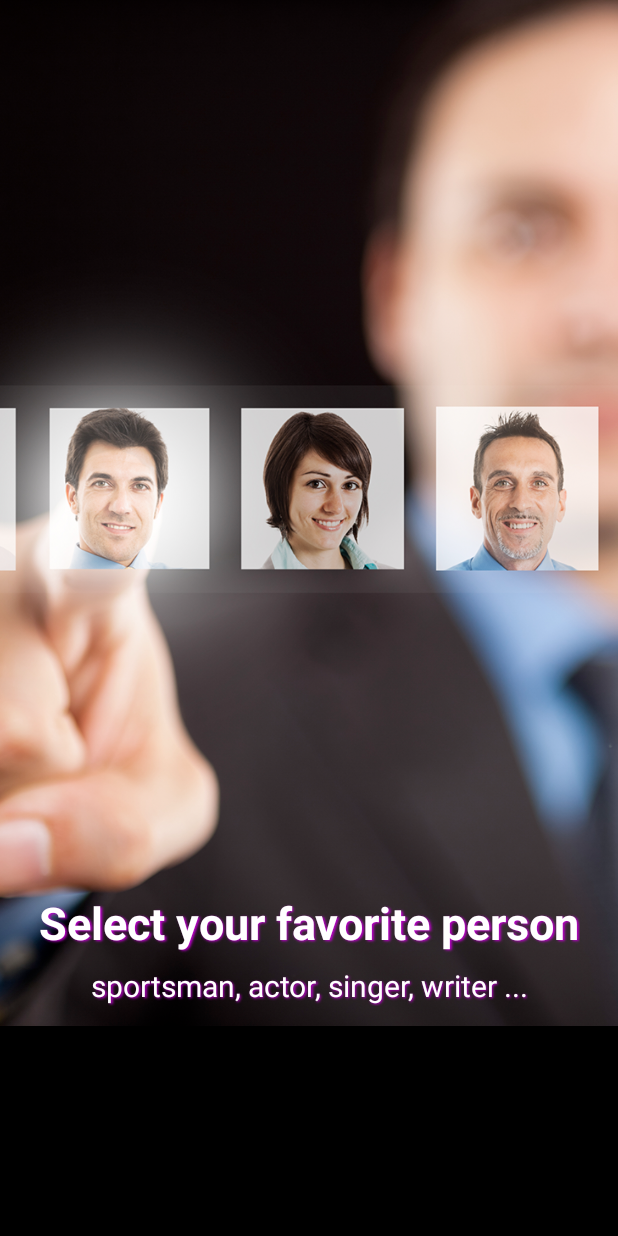
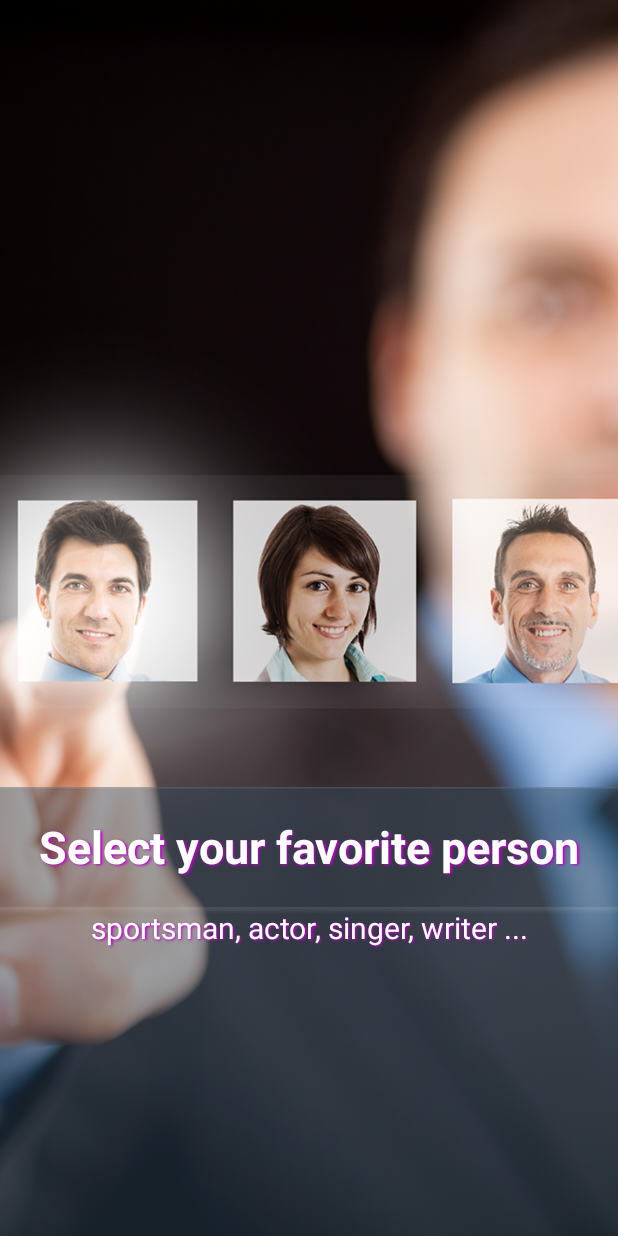
Before and after one commit to hiulatam/Android, an Android app: the layout slide1.xml on its own in the app's theme, with its tools: preview values and no code run, on a phone screen of 412 x 824 dp. Run offline under Robolectric (Android 15) with nearby library versions, the phone set to English and light mode, and no system bars; plain views replace CustomTextView.

Commit message:
walkthrough changes

```diff
--- a/app/src/main/res/layout/slide1.xml
+++ b/app/src/main/res/layout/slide1.xml
@@ -10,7 +10,7 @@
     <ImageView
         android:layout_width="0dp"
         android:layout_height="0dp"
-        android:layout_marginBottom="140dp"
+        android:layout_marginBottom="0dp"
         android:layout_marginLeft="0dp"
         android:layout_marginRight="0dp"
         android:layout_marginTop="0dp"
@@ -21,7 +21,8 @@
         app:layout_constraintRight_toRightOf="parent"
         app:layout_constraintTop_toTopOf="parent"
         app:layout_constraintVertical_bias="0.0"
-        app:layout_constraintBottom_toBottomOf="parent" />
+        app:layout_constraintBottom_toBottomOf="parent"
+        android:id="@+id/imageView3" />
 
     <android.support.constraint.Guideline
         android:layout_width="wrap_content"
@@ -37,7 +38,13 @@
         android:layout_gravity="center"
         android:layout_marginLeft="10dp"
         android:layout_marginRight="10dp"
-        android:layout_marginTop="100dp"
+        android:layout_marginTop="30dp"
+        android:background="@drawable/list_0012_cover_glass_copia"
+        android:gravity="center"
+        android:shadowColor="@color/colorPrimary"
+        android:shadowDx="1.5"
+        android:shadowDy="1.3"
+        android:shadowRadius="1.6"
         android:text="@string/first_title"
         android:textAlignment="center"
         android:textColor="@color/white"
@@ -46,20 +53,17 @@
         app:layout_constraintLeft_toLeftOf="parent"
         app:layout_constraintRight_toRightOf="parent"
         app:layout_constraintTop_toTopOf="@+id/guideline3"
-        app:textFontPath="fonts/Nanami-Bold.otf"
-        android:shadowColor="@color/colorPrimary"
-        android:shadowDx="1.5"
-        android:shadowDy="1.3"
-        android:shadowRadius="1.6"/>
+        app:textFontPath="fonts/Nanami-Bold.otf" />
+    />
 
     <com.an.customfontview.CustomTextView
         android:id="@+id/customTextView"
         android:layout_width="wrap_content"
-        android:layout_height="wrap_content"
+        android:layout_height="0dp"
         android:layout_gravity="center"
         android:layout_marginLeft="8dp"
         android:layout_marginRight="8dp"
-        android:layout_marginTop="8dp"
+        android:layout_marginTop="0dp"
         android:text="@string/first_sub"
         android:textAlignment="center"
         android:textColor="@color/white"
@@ -71,5 +75,9 @@
         android:shadowColor="@color/colorPrimary"
         android:shadowDx="1.5"
         android:shadowDy="1.3"
-        android:shadowRadius="1.6"/>
+        android:shadowRadius="1.6"
+        android:background="@drawable/list_0012_cover_glass_copia"
+        app:layout_constraintBottom_toBottomOf="parent"
+        android:layout_marginBottom="0dp" />
+    />
 </android.support.constraint.ConstraintLayout>
```
Also changed, not shown: app/src/main/res/layout/slide2.xml (+21 -12 lines), app/src/main/res/layout/slide3.xml (+18 -11 lines).
